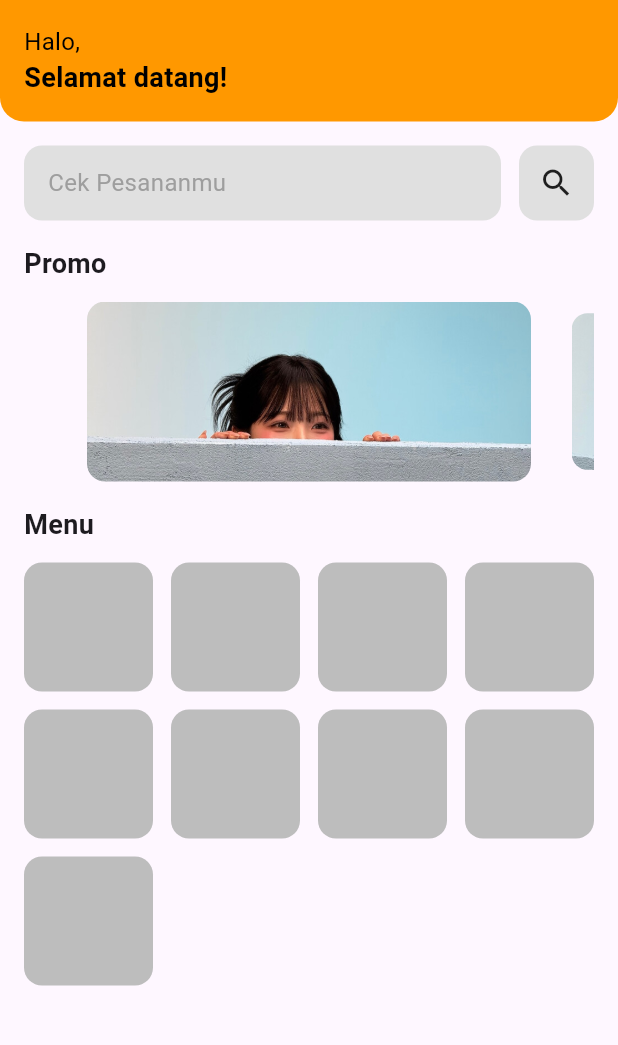
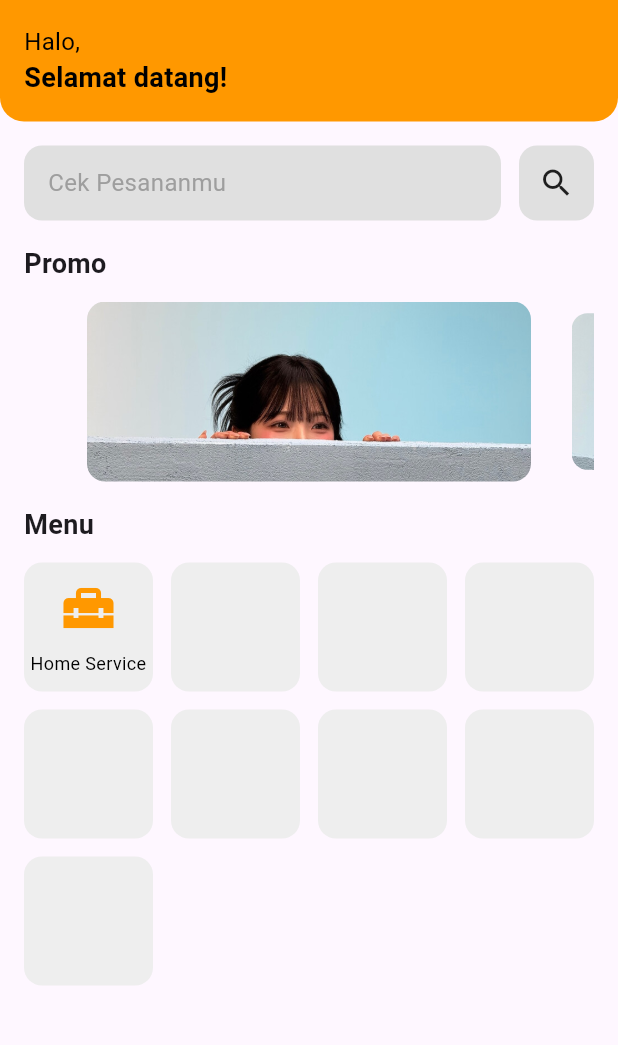
Before and after one commit to piezzy/flutter_selismolishoki, a Flutter app: the screen it shows after launch, on a phone screen of 412 x 824 dp, the part 84-1129 px from its top. Run offline on Flutter 3.47's test engine with Material 3 defaults, Android fonts, the phone set to English and light mode, and no system bars; drawn by our look-alikes of carousel_slider; our stand-ins replace flutter_map, geolocator, image_picker, latlong2.

Commit message:
+ logo homeservice

```diff
--- a/lib/screens/home_screen.dart
+++ b/lib/screens/home_screen.dart
@@ -1,5 +1,6 @@
 import 'package:flutter/material.dart';
 import 'package:carousel_slider/carousel_slider.dart';
+import 'homeservice_screen.dart';
 
 
 class HomeScreen extends StatelessWidget {
@@ -168,9 +169,45 @@ class HomeScreen extends StatelessWidget {
                   ),
                   itemCount: 9,
                   itemBuilder: (context, index) {
+                    if (index == 0) {
+                      return GestureDetector(
+                        onTap: () {
+                          Navigator.push(
+                            context,
+                            MaterialPageRoute(builder: (context) => HomeServiceScreen()),
+                          );
+                        },
+                        child: Container(
+                          decoration: BoxDecoration(
+                            color: Colors.grey.shade200,
+                            borderRadius: BorderRadius.circular(12),
+                          ),
+                          child: Column(
+                            mainAxisAlignment: MainAxisAlignment.center,
+                            children: [
+                              const Icon(
+                                Icons.home_repair_service,
+                                size: 40,
+                                color: Colors.orange,
+                              ),
+                              const SizedBox(height: 8),
+                              Text(
+                                'Home Service',
+                                style: TextStyle(
+                                  fontSize: 12,
+                                  color: Colors.black,
+                                ),
+                                textAlign: TextAlign.center,
+                              ),
+                            ],
+                          ),
+                        ),
+                      );
+                    }
+
                     return Container(
                       decoration: BoxDecoration(
-                        color: Colors.grey.shade400,
+                        color: Colors.grey.shade200,
                         borderRadius: BorderRadius.circular(12),
                       ),
                     );
```
